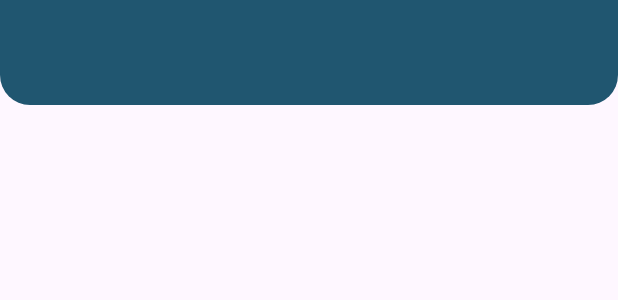
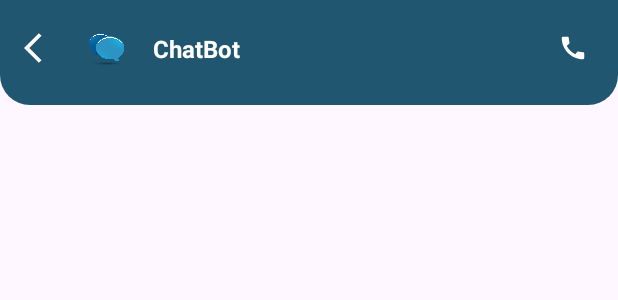
Before and after one commit to Vaidupatel/chatBot, an Android app: the layout activity_main.xml on its own in the app's theme, with its tools: preview values and no code run, on a phone screen of 412 x 824 dp. Shown: the top 300 px of the screen. Run offline under Robolectric (Android 15) with nearby library versions, the phone set to English and light mode, and no system bars.

```diff
--- a/app/src/main/res/layout/activity_main.xml
+++ b/app/src/main/res/layout/activity_main.xml
@@ -3,15 +3,61 @@
     xmlns:app="http://schemas.android.com/apk/res-auto"
     xmlns:tools="http://schemas.android.com/tools"
     android:layout_width="match_parent"
-    android:layout_height="70dp"
-    tools:context=".MainActivity">
+    android:layout_height="match_parent"
+    tools:context=".MainActivity" >
 
     <androidx.constraintlayout.widget.ConstraintLayout
         android:layout_width="match_parent"
-        android:layout_height="match_parent"
+        android:layout_height="70dp"
         android:background="@drawable/toolbar_back"
         app:layout_constraintEnd_toEndOf="parent"
+        app:layout_constraintHorizontal_bias="0.0"
         app:layout_constraintStart_toStartOf="parent"
-        app:layout_constraintTop_toTopOf="parent"/>
+        app:layout_constraintTop_toTopOf="parent">
 
+        <ImageView
+            android:id="@+id/imageView3"
+            android:layout_width="wrap_content"
+            android:layout_height="wrap_content"
+            android:layout_marginStart="16dp"
+            android:layout_marginTop="20dp"
+            app:layout_constraintStart_toStartOf="parent"
+            app:layout_constraintTop_toTopOf="parent"
+            app:srcCompat="@drawable/back"
+            app:tint="@color/white" />
+
+        <ImageView
+            android:id="@+id/imageView4"
+            android:layout_width="30dp"
+            android:layout_height="30dp"
+            android:layout_marginStart="16dp"
+            app:layout_constraintBottom_toBottomOf="@+id/imageView3"
+            app:layout_constraintStart_toEndOf="@+id/imageView3"
+            app:layout_constraintTop_toTopOf="@+id/imageView3"
+            app:srcCompat="@drawable/chate" />
+
+        <TextView
+            android:id="@+id/textView2"
+            android:layout_width="wrap_content"
+            android:layout_height="wrap_content"
+            android:layout_marginStart="16dp"
+            android:text="ChatBot"
+            android:textColor="@color/white"
+            android:textSize="16dp"
+            android:textStyle="bold"
+            app:layout_constraintBottom_toBottomOf="@+id/imageView4"
+            app:layout_constraintStart_toEndOf="@+id/imageView4"
+            app:layout_constraintTop_toTopOf="@+id/imageView4" />
+
+        <ImageView
+            android:id="@+id/imageView5"
+            android:layout_width="20dp"
+            android:layout_height="20dp"
+            android:layout_marginEnd="20dp"
+            app:layout_constraintBottom_toBottomOf="@+id/imageView3"
+            app:layout_constraintEnd_toEndOf="parent"
+            app:layout_constraintTop_toTopOf="@+id/imageView3"
+            app:srcCompat="@drawable/call"
+            app:tint="@color/white" />
+    </androidx.constraintlayout.widget.ConstraintLayout>
 </androidx.constraintlayout.widget.ConstraintLayout>
```
